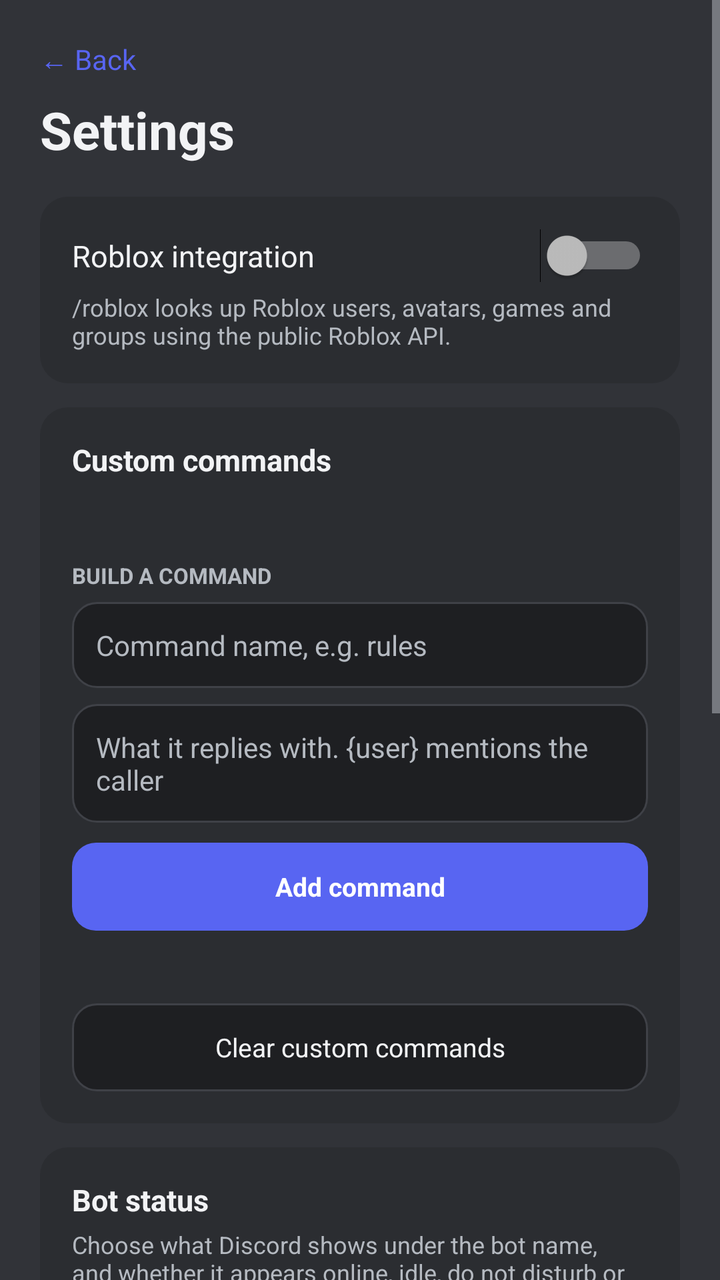
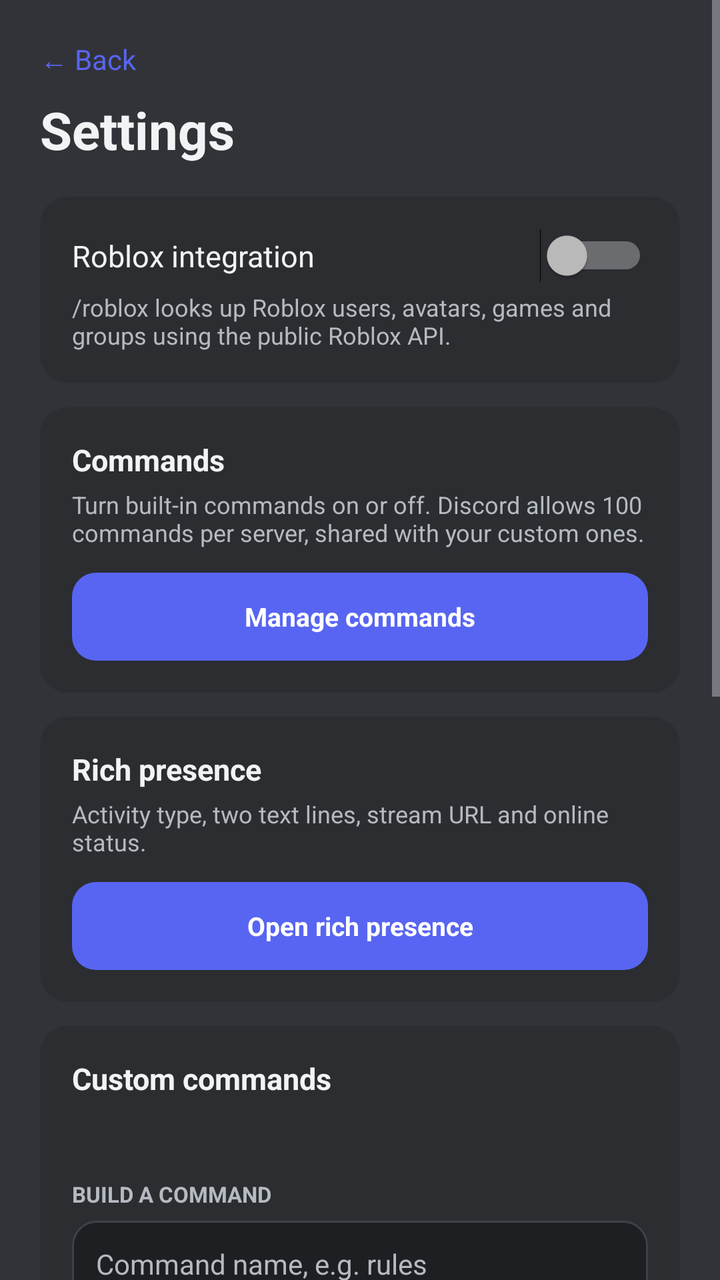

Compare the two renders of this Android layout. The source of the first and the diff that turns it into the second are given below.
<!-- AndroidManifest.xml: application theme Theme.BotDroid -->
<!-- res/layout/activity_settings.xml -->
<?xml version="1.0" encoding="utf-8"?>
<ScrollView xmlns:android="http://schemas.android.com/apk/res/android"
    android:layout_width="match_parent"
    android:layout_height="match_parent"
    android:background="@color/bg"
    android:fitsSystemWindows="true"
    android:fillViewport="true">

    <LinearLayout
        android:layout_width="match_parent"
        android:layout_height="wrap_content"
        android:orientation="vertical"
        android:padding="20dp">

        <TextView
            android:id="@+id/back_button"
            android:layout_width="wrap_content"
            android:layout_height="wrap_content"
            android:clickable="true"
            android:focusable="true"
            android:paddingBottom="8dp"
            android:text="@string/back"
            android:textColor="@color/accent"
            android:textSize="14sp" />

        <TextView
            android:layout_width="wrap_content"
            android:layout_height="wrap_content"
            android:text="@string/settings"
            android:textColor="@color/text"
            android:textSize="26sp"
            android:textStyle="bold" />

        <LinearLayout
            android:layout_width="match_parent"
            android:layout_height="wrap_content"
            android:layout_marginTop="16dp"
            android:background="@drawable/bg_card"
            android:orientation="vertical"
            android:padding="16dp">

            <Switch
                android:id="@+id/roblox_switch"
                android:layout_width="match_parent"
                android:layout_height="wrap_content"
                android:text="@string/roblox_title"
                android:textColor="@color/text"
                android:textSize="15sp" />

            <TextView
                android:layout_width="match_parent"
                android:layout_height="wrap_content"
                android:layout_marginTop="4dp"
                android:text="@string/roblox_desc"
                android:textColor="@color/muted"
                android:textSize="12sp" />
        </LinearLayout>

        <LinearLayout
            android:layout_width="match_parent"
            android:layout_height="wrap_content"
            android:layout_marginTop="12dp"
            android:background="@drawable/bg_card"
            android:orientation="vertical"
            android:padding="16dp">

            <TextView
                android:layout_width="wrap_content"
                android:layout_height="wrap_content"
                android:text="@string/custom_title"
                android:textColor="@color/text"
                android:textSize="15sp"
                android:textStyle="bold" />

            <TextView
                android:id="@+id/custom_count"
                android:layout_width="match_parent"
                android:layout_height="wrap_content"
                android:layout_marginTop="4dp"
                android:textColor="@color/muted"
                android:textSize="12sp" />

            <LinearLayout
                android:id="@+id/custom_list"
                android:layout_width="match_parent"
                android:layout_height="wrap_content"
                android:layout_marginTop="6dp"
                android:orientation="vertical" />

            <TextView
                android:layout_width="wrap_content"
                android:layout_height="wrap_content"
                android:layout_marginTop="14dp"
                android:text="@string/custom_builder_label"
                android:textColor="@color/muted"
                android:textSize="11sp"
                android:textStyle="bold" />

            <EditText
                android:id="@+id/custom_name_input"
                android:layout_width="match_parent"
                android:layout_height="wrap_content"
                android:layout_marginTop="6dp"
                android:background="@drawable/bg_input"
                android:hint="@string/custom_name_hint"
                android:inputType="textNoSuggestions"
                android:maxLength="32"
                android:maxLines="1"
                android:padding="12dp"
                android:textColor="@color/text"
                android:textColorHint="@color/muted"
                android:textSize="14sp" />

            <EditText
                android:id="@+id/custom_response_input"
                android:layout_width="match_parent"
                android:layout_height="wrap_content"
                android:layout_marginTop="8dp"
                android:background="@drawable/bg_input"
                android:gravity="top|start"
                android:hint="@string/custom_response_hint"
                android:inputType="textMultiLine|textCapSentences"
                android:maxLength="1500"
                android:maxLines="4"
                android:minLines="2"
                android:padding="12dp"
                android:textColor="@color/text"
                android:textColorHint="@color/muted"
                android:textSize="14sp" />

            <TextView
                android:id="@+id/add_custom_button"
                android:layout_width="match_parent"
                android:layout_height="44dp"
                android:layout_marginTop="10dp"
                android:background="@drawable/bg_button"
                android:clickable="true"
                android:focusable="true"
                android:gravity="center"
                android:text="@string/custom_add"
                android:textColor="#FFFFFF"
                android:textSize="13sp"
                android:textStyle="bold" />

            <TextView
                android:id="@+id/custom_builder_status"
                android:layout_width="match_parent"
                android:layout_height="wrap_content"
                android:layout_marginTop="8dp"
                android:textColor="@color/accent"
                android:textSize="12sp" />

            <TextView
                android:id="@+id/clear_custom_button"
                android:layout_width="match_parent"
                android:layout_height="44dp"
                android:layout_marginTop="12dp"
                android:background="@drawable/bg_input"
                android:clickable="true"
                android:focusable="true"
                android:gravity="center"
                android:text="@string/clear_custom"
                android:textColor="@color/text"
                android:textSize="13sp" />
        </LinearLayout>

        <LinearLayout
            android:layout_width="match_parent"
            android:layout_height="wrap_content"
            android:layout_marginTop="12dp"
            android:background="@drawable/bg_card"
            android:orientation="vertical"
            android:padding="16dp">

            <TextView
                android:layout_width="wrap_content"
                android:layout_height="wrap_content"
                android:text="@string/presence_title"
                android:textColor="@color/text"
                android:textSize="15sp"
                android:textStyle="bold" />

            <TextView
                android:layout_width="match_parent"
                android:layout_height="wrap_content"
                android:layout_marginTop="4dp"
                android:text="@string/presence_desc"
                android:textColor="@color/muted"
                android:textSize="12sp" />

            <Spinner
                android:id="@+id/presence_type"
                android:layout_width="match_parent"
                android:layout_height="48dp"
                android:layout_marginTop="12dp"
                android:background="@drawable/bg_input"
                android:paddingStart="12dp"
                android:paddingEnd="12dp" />

            <EditText
                android:id="@+id/presence_text"
                android:layout_width="match_parent"
                android:layout_height="wrap_content"
                android:layout_marginTop="8dp"
                android:background="@drawable/bg_input"
                android:hint="@string/presence_hint"
                android:inputType="text"
                android:maxLength="128"
                android:maxLines="1"
                android:padding="12dp"
                android:textColor="@color/text"
                android:textColorHint="@color/muted"
                android:textSize="14sp" />

            <Spinner
                android:id="@+id/presence_status"
                android:layout_width="match_parent"
                android:layout_height="48dp"
                android:layout_marginTop="8dp"
                android:background="@drawable/bg_input"
                android:paddingStart="12dp"
                android:paddingEnd="12dp" />

            <TextView
                android:id="@+id/presence_preview"
                android:layout_width="match_parent"
                android:layout_height="wrap_content"
                android:layout_marginTop="8dp"
                android:textColor="@color/log"
                android:textSize="12sp" />

            <TextView
                android:id="@+id/save_presence"
                android:layout_width="match_parent"
                android:layout_height="44dp"
                android:layout_marginTop="12dp"
                android:background="@drawable/bg_button"
                android:clickable="true"
                android:focusable="true"
                android:gravity="center"
                android:text="@string/presence_save"
                android:textColor="#FFFFFF"
                android:textSize="13sp" />
        </LinearLayout>

        <LinearLayout
            android:layout_width="match_parent"
            android:layout_height="wrap_content"
            android:layout_marginTop="12dp"
            android:background="@drawable/bg_card"
            android:orientation="vertical"
            android:padding="16dp">

            <TextView
                android:layout_width="wrap_content"
                android:layout_height="wrap_content"
                android:text="@string/bot_section"
                android:textColor="@color/text"
                android:textSize="15sp"
                android:textStyle="bold" />

            <TextView
                android:id="@+id/refresh_button"
                android:layout_width="match_parent"
                android:layout_height="44dp"
                android:layout_marginTop="12dp"
                android:background="@drawable/bg_button"
                android:clickable="true"
                android:focusable="true"
                android:gravity="center"
                android:text="@string/refresh_commands"
                android:textColor="#FFFFFF"
                android:textSize="13sp" />

            <TextView
                android:id="@+id/forget_button"
                android:layout_width="match_parent"
                android:layout_height="44dp"
                android:layout_marginTop="8dp"
                android:background="@drawable/bg_input"
                android:clickable="true"
                android:focusable="true"
                android:gravity="center"
                android:text="@string/forget_token"
                android:textColor="@color/muted"
                android:textSize="13sp" />
        </LinearLayout>

        <TextView
            android:id="@+id/github_link"
            android:layout_width="match_parent"
            android:layout_height="wrap_content"
            android:layout_marginTop="18dp"
            android:clickable="true"
            android:focusable="true"
            android:gravity="center"
            android:text="@string/github_link"
            android:textColor="@color/accent"
            android:textSize="12sp" />
    </LinearLayout>
</ScrollView>
<!-- resources referenced by this layout -->
<resources>
  <color name="accent">#5865F2</color>
  <color name="bg">#313338</color>
  <color name="log">#A8B4C0</color>
  <color name="muted">#B5BAC1</color>
  <color name="text">#F2F3F5</color>
  <!-- drawable bg_button (drawable) -->
  <?xml version="1.0" encoding="utf-8"?>
  <shape xmlns:android="http://schemas.android.com/apk/res/android"
      android:shape="rectangle">
      <solid android:color="@color/accent" />
      <corners android:radius="12dp" />
  </shape>
  <!-- drawable bg_card (drawable) -->
  <?xml version="1.0" encoding="utf-8"?>
  <shape xmlns:android="http://schemas.android.com/apk/res/android"
      android:shape="rectangle">
      <solid android:color="@color/card" />
      <corners android:radius="14dp" />
  </shape>
  <!-- drawable bg_input (drawable) -->
  <?xml version="1.0" encoding="utf-8"?>
  <shape xmlns:android="http://schemas.android.com/apk/res/android"
      android:shape="rectangle">
      <solid android:color="@color/input" />
      <stroke android:width="1dp" android:color="@color/line" />
      <corners android:radius="12dp" />
  </shape>
  <string name="back">← Back</string>
  <string name="bot_section">Bot</string>
  <string name="clear_custom">Clear custom commands</string>
  <string name="custom_add">Add command</string>
  <string name="custom_builder_label">BUILD A COMMAND</string>
  <string name="custom_name_hint">Command name, e.g. rules</string>
  <string name="custom_response_hint">What it replies with. {user} mentions the caller</string>
  <string name="custom_title">Custom commands</string>
  <string name="forget_token">Forget token and stop</string>
  <string name="github_link">github.com/itriedcoding/BotDroid</string>
  <string name="presence_desc">Choose what Discord shows under the bot name, and whether it appears online, idle, do not disturb or invisible.</string>
  <string name="presence_hint">Status text (max 128 characters)</string>
  <string name="presence_save">Save status</string>
  <string name="presence_title">Bot status</string>
  <string name="refresh_commands">Re-register commands in Discord</string>
  <string name="roblox_desc">/roblox looks up Roblox users, avatars, games and groups using the public Roblox API.</string>
  <string name="roblox_title">Roblox integration</string>
  <string name="settings">Settings</string>
  <style name="Theme.BotDroid" parent="@android:style/Theme.Material.NoActionBar">
          <item name="android:windowBackground">@color/bg</item>
          <item name="android:statusBarColor">@color/bg</item>
          <item name="android:navigationBarColor">@color/bg</item>
          <item name="android:colorAccent">@color/accent</item>
          <item name="android:textColorPrimary">@color/text</item>
          <item name="android:textColorSecondary">@color/muted</item>
          <item name="android:windowLightStatusBar">false</item>
      </style>
  <color name="card">#2B2D31</color>
  <color name="input">#1E1F22</color>
  <color name="line">#3F4147</color>
</resources>

<!-- the commit's change to res/layout/activity_settings.xml (unified diff, before → after) -->
@@ -54,6 +54,84 @@
                 android:text="@string/roblox_desc"
                 android:textColor="@color/muted"
                 android:textSize="12sp" />
+        </LinearLayout>
+
+        <LinearLayout
+            android:layout_width="match_parent"
+            android:layout_height="wrap_content"
+            android:layout_marginTop="12dp"
+            android:background="@drawable/bg_card"
+            android:orientation="vertical"
+            android:padding="16dp">
+
+            <TextView
+                android:layout_width="wrap_content"
+                android:layout_height="wrap_content"
+                android:text="@string/commands_card_title"
+                android:textColor="@color/text"
+                android:textSize="15sp"
+                android:textStyle="bold" />
+
+            <TextView
+                android:layout_width="match_parent"
+                android:layout_height="wrap_content"
+                android:layout_marginTop="4dp"
+                android:text="@string/commands_card_desc"
+                android:textColor="@color/muted"
+                android:textSize="12sp" />
+
+            <TextView
+                android:id="@+id/commands_button"
+                android:layout_width="match_parent"
+                android:layout_height="44dp"
+                android:layout_marginTop="12dp"
+                android:background="@drawable/bg_button"
+                android:clickable="true"
+                android:focusable="true"
+                android:gravity="center"
+                android:text="@string/commands_open"
+                android:textColor="#FFFFFF"
+                android:textSize="13sp"
+                android:textStyle="bold" />
+        </LinearLayout>
+
+        <LinearLayout
+            android:layout_width="match_parent"
+            android:layout_height="wrap_content"
+            android:layout_marginTop="12dp"
+            android:background="@drawable/bg_card"
+            android:orientation="vertical"
+            android:padding="16dp">
+
+            <TextView
+                android:layout_width="wrap_content"
+                android:layout_height="wrap_content"
+                android:text="@string/presence_title"
+                android:textColor="@color/text"
+                android:textSize="15sp"
+                android:textStyle="bold" />
+
+            <TextView
+                android:layout_width="match_parent"
+                android:layout_height="wrap_content"
+                android:layout_marginTop="4dp"
+                android:text="@string/presence_card_desc"
+                android:textColor="@color/muted"
+                android:textSize="12sp" />
+
+            <TextView
+                android:id="@+id/presence_button"
+                android:layout_width="match_parent"
+                android:layout_height="44dp"
+                android:layout_marginTop="12dp"
+                android:background="@drawable/bg_button"
+                android:clickable="true"
+                android:focusable="true"
+                android:gravity="center"
+                android:text="@string/presence_open"
+                android:textColor="#FFFFFF"
+                android:textSize="13sp"
+                android:textStyle="bold" />
         </LinearLayout>
 
         <LinearLayout
@@ -154,7 +232,7 @@
                 android:id="@+id/clear_custom_button"
                 android:layout_width="match_parent"
                 android:layout_height="44dp"
-                android:layout_marginTop="12dp"
+                android:layout_marginTop="10dp"
                 android:background="@drawable/bg_input"
                 android:clickable="true"
                 android:focusable="true"
@@ -175,89 +253,27 @@
             <TextView
                 android:layout_width="wrap_content"
                 android:layout_height="wrap_content"
-                android:text="@string/presence_title"
+                android:text="@string/bot_section"
                 android:textColor="@color/text"
                 android:textSize="15sp"
                 android:textStyle="bold" />
 
-            <TextView
-                android:layout_width="match_parent"
-                android:layout_height="wrap_content"
-                android:layout_marginTop="4dp"
-                android:text="@string/presence_desc"
-                android:textColor="@color/muted"
-                android:textSize="12sp" />
-
-            <Spinner
-                android:id="@+id/presence_type"
-                android:layout_width="match_parent"
-                android:layout_height="48dp"
-                android:layout_marginTop="12dp"
-                android:background="@drawable/bg_input"
-                android:paddingStart="12dp"
-                android:paddingEnd="12dp" />
-
-            <EditText
-                android:id="@+id/presence_text"
-                android:layout_width="match_parent"
-                android:layout_height="wrap_content"
-                android:layout_marginTop="8dp"
-                android:background="@drawable/bg_input"
-                android:hint="@string/presence_hint"
-                android:inputType="text"
-                android:maxLength="128"
-                android:maxLines="1"
-                android:padding="12dp"
-                android:textColor="@color/text"
-                android:textColorHint="@color/muted"
+            <Switch
+                android:id="@+id/autostart_switch"
+                android:layout_width="match_parent"
+                android:layout_height="wrap_content"
+                android:layout_marginTop="10dp"
+                android:text="@string/autostart_title"
+                android:textColor="@color/text"
                 android:textSize="14sp" />
 
-            <Spinner
-                android:id="@+id/presence_status"
-                android:layout_width="match_parent"
-                android:layout_height="48dp"
-                android:layout_marginTop="8dp"
-                android:background="@drawable/bg_input"
-                android:paddingStart="12dp"
-                android:paddingEnd="12dp" />
-
-            <TextView
-                android:id="@+id/presence_preview"
-                android:layout_width="match_parent"
-                android:layout_height="wrap_content"
-                android:layout_marginTop="8dp"
-                android:textColor="@color/log"
-                android:textSize="12sp" />
-
-            <TextView
-                android:id="@+id/save_presence"
-                android:layout_width="match_parent"
-                android:layout_height="44dp"
-                android:layout_marginTop="12dp"
-                android:background="@drawable/bg_button"
-                android:clickable="true"
-                android:focusable="true"
-                android:gravity="center"
-                android:text="@string/presence_save"
-                android:textColor="#FFFFFF"
-                android:textSize="13sp" />
-        </LinearLayout>
-
-        <LinearLayout
-            android:layout_width="match_parent"
-            android:layout_height="wrap_content"
-            android:layout_marginTop="12dp"
-            android:background="@drawable/bg_card"
-            android:orientation="vertical"
-            android:padding="16dp">
-
-            <TextView
-                android:layout_width="wrap_content"
-                android:layout_height="wrap_content"
-                android:text="@string/bot_section"
-                android:textColor="@color/text"
-                android:textSize="15sp"
-                android:textStyle="bold" />
+            <TextView
+                android:layout_width="match_parent"
+                android:layout_height="wrap_content"
+                android:layout_marginTop="2dp"
+                android:text="@string/autostart_desc"
+                android:textColor="@color/muted"
+                android:textSize="11sp" />
 
             <TextView
                 android:id="@+id/refresh_button"
<!-- resource entries referenced after the edit -->
@@ -2,7 +2,6 @@
 <resources>
   <color name="accent">#5865F2</color>
   <color name="bg">#313338</color>
-  <color name="log">#A8B4C0</color>
   <color name="muted">#B5BAC1</color>
   <color name="text">#F2F3F5</color>
   <!-- drawable bg_button (drawable) -->
@@ -27,9 +26,14 @@
       <stroke android:width="1dp" android:color="@color/line" />
       <corners android:radius="12dp" />
   </shape>
+  <string name="autostart_desc">Bring the bot back automatically when the phone restarts. The phone still has to be on: an app cannot stay online with the device powered off.</string>
+  <string name="autostart_title">Start on boot</string>
   <string name="back">← Back</string>
   <string name="bot_section">Bot</string>
   <string name="clear_custom">Clear custom commands</string>
+  <string name="commands_card_desc">Turn built-in commands on or off. Discord allows 100 commands per server, shared with your custom ones.</string>
+  <string name="commands_card_title">Commands</string>
+  <string name="commands_open">Manage commands</string>
   <string name="custom_add">Add command</string>
   <string name="custom_builder_label">BUILD A COMMAND</string>
   <string name="custom_name_hint">Command name, e.g. rules</string>
@@ -37,10 +41,9 @@
   <string name="custom_title">Custom commands</string>
   <string name="forget_token">Forget token and stop</string>
   <string name="github_link">github.com/itriedcoding/BotDroid</string>
-  <string name="presence_desc">Choose what Discord shows under the bot name, and whether it appears online, idle, do not disturb or invisible.</string>
-  <string name="presence_hint">Status text (max 128 characters)</string>
-  <string name="presence_save">Save status</string>
-  <string name="presence_title">Bot status</string>
+  <string name="presence_card_desc">Activity type, two text lines, stream URL and online status.</string>
+  <string name="presence_open">Open rich presence</string>
+  <string name="presence_title">Rich presence</string>
   <string name="refresh_commands">Re-register commands in Discord</string>
   <string name="roblox_desc">/roblox looks up Roblox users, avatars, games and groups using the public Roblox API.</string>
   <string name="roblox_title">Roblox integration</string>
